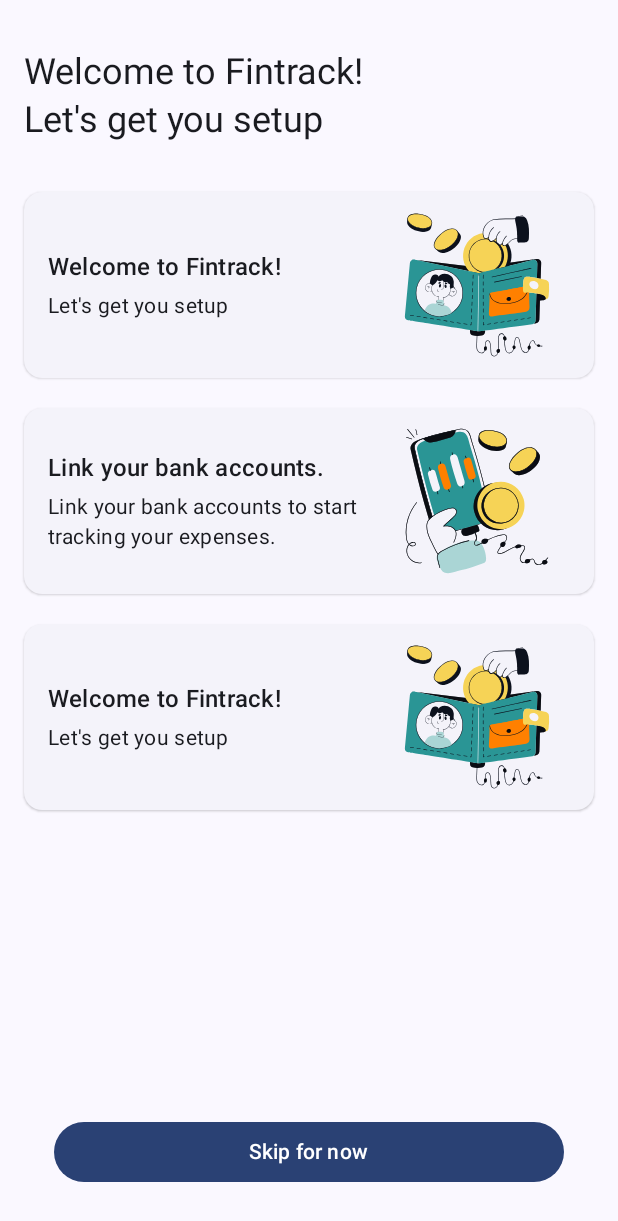
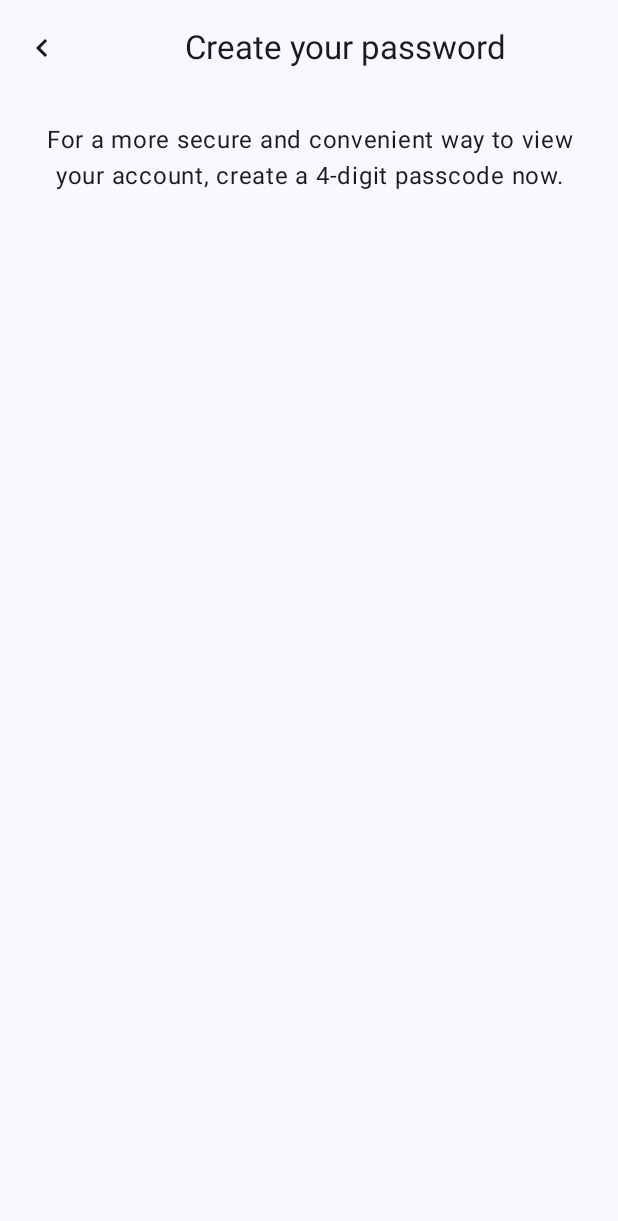
Before and after one commit to arpit999/ChallengeTwo, an Android app built with Jetpack Compose: the screen it shows after launch (MainActivity), after a tap on "Skip for now", on a phone screen of 412 x 824 dp. Shown: the top 1221 px of the screen. Run offline under Robolectric (Android 15) with nearby library versions, the phone set to English and light mode, and no system bars.

Commit message:
Added navigation and Verification starting point

```diff
--- a/app/build.gradle.kts
+++ b/app/build.gradle.kts
@@ -2,6 +2,7 @@ plugins {
     alias(libs.plugins.android.application)
     alias(libs.plugins.kotlin.android)
     alias(libs.plugins.kotlin.compose)
+    alias(libs.plugins.kotlin.serialization)
 }
 
 android {
@@ -42,6 +43,7 @@ android {
 dependencies {
 
     implementation(libs.androidx.core.ktx)
+    implementation(libs.kotlinx.serialization)
     implementation(libs.androidx.lifecycle.runtime.ktx)
     implementation(libs.androidx.activity.compose)
     implementation(platform(libs.androidx.compose.bom))
@@ -49,6 +51,7 @@ dependencies {
     implementation(libs.androidx.ui.graphics)
     implementation(libs.androidx.ui.tooling.preview)
     implementation(libs.androidx.material3)
+    implementation(libs.androidx.navigation.compose)
     testImplementation(libs.junit)
     androidTestImplementation(libs.androidx.junit)
     androidTestImplementation(libs.androidx.espresso.core)
--- /dev/null
+++ b/app/src/main/java/com/example/challengetwo/AppRoot.kt
@@ -0,0 +1,20 @@
+package com.example.challengetwo
+
+import androidx.compose.runtime.Composable
+import androidx.navigation.compose.NavHost
+import androidx.navigation.compose.rememberNavController
+import com.example.challengetwo.verification.navigateToVerification
+import com.example.challengetwo.verification.verificationScreen
+import com.example.challengetwo.welcome.WelcomeDestination
+import com.example.challengetwo.welcome.welcomeScreen
+
+@Composable
+fun AppRoot() {
+    val navController = rememberNavController()
+    NavHost(navController = navController, startDestination = WelcomeDestination) {
+        welcomeScreen(navigateToVerification = { navController.navigateToVerification() })
+        verificationScreen(
+            onNavigateUp = { navController.navigateUp() }
+        )
+    }
+}
--- a/app/src/main/java/com/example/challengetwo/MainActivity.kt
+++ b/app/src/main/java/com/example/challengetwo/MainActivity.kt
@@ -4,38 +4,6 @@ import android.os.Bundle
 import androidx.activity.ComponentActivity
 import androidx.activity.compose.setContent
 import androidx.activity.enableEdgeToEdge
-import androidx.compose.foundation.Image
-import androidx.compose.foundation.background
-import androidx.compose.foundation.layout.Arrangement
-import androidx.compose.foundation.layout.Box
-import androidx.compose.foundation.layout.Column
-import androidx.compose.foundation.layout.Row
-import androidx.compose.foundation.layout.Spacer
-import androidx.compose.foundation.layout.fillMaxSize
-import androidx.compose.foundation.layout.fillMaxWidth
-import androidx.compose.foundation.layout.padding
-import androidx.compose.foundation.layout.requiredWidthIn
-import androidx.compose.foundation.shape.RoundedCornerShape
-import androidx.compose.material3.Button
-import androidx.compose.material3.CardDefaults
-import androidx.compose.material3.ElevatedCard
-import androidx.compose.material3.MaterialTheme
-import androidx.compose.material3.Scaffold
-import androidx.compose.material3.Shapes
-import androidx.compose.material3.Text
-import androidx.compose.runtime.Composable
-import androidx.compose.ui.Alignment
-import androidx.compose.ui.Modifier
-import androidx.compose.ui.draw.dropShadow
-import androidx.compose.ui.geometry.Offset
-import androidx.compose.ui.graphics.Color
-import androidx.compose.ui.graphics.Shape
-import androidx.compose.ui.graphics.shadow.Shadow
-import androidx.compose.ui.res.painterResource
-import androidx.compose.ui.tooling.preview.Preview
-import androidx.compose.ui.unit.DpOffset
-import androidx.compose.ui.unit.dp
-import com.example.challengetwo.components.VerticalPadding
 import com.example.challengetwo.ui.theme.ChallengeTwoTheme
 
 class MainActivity : ComponentActivity() {
@@ -44,77 +12,8 @@ class MainActivity : ComponentActivity() {
         enableEdgeToEdge()
         setContent {
             ChallengeTwoTheme {
-                EntryScreen()
+                AppRoot()
             }
         }
     }
 }
-
-
-@Composable
-fun EntryScreen(modifier: Modifier = Modifier) {
-    Scaffold(modifier = Modifier.fillMaxSize()) { innerPadding ->
-        Column(modifier = Modifier.padding(innerPadding).padding(horizontal = 16.dp),) {
-            VerticalPadding(16)
-
-            Text("Welcome to Fintrack!", style = MaterialTheme.typography.headlineSmall)
-            Text("Let's get you setup", style = MaterialTheme.typography.headlineSmall)
-
-            VerticalPadding(16)
-            ActionItem(
-                title = "Welcome to Fintrack!",
-                subtitle = "Let's get you setup",
-                image = R.drawable.digital_electronic_wallet_banking_tool
-            )
-            VerticalPadding(10)
-            ActionItem(
-                title = "Link your bank accounts.",
-                subtitle = "Link your bank accounts to start tracking your expenses.",
-                image = R.drawable.phone_with_coin
-            )
-            VerticalPadding(10)
-            ActionItem(
-                title = "Welcome to Fintrack!",
-                subtitle = "Let's get you setup",
-                image = R.drawable.digital_electronic_wallet_banking_tool
-            )
-            Spacer(modifier = Modifier.weight(1f))
-
-            Button(modifier = Modifier.fillMaxWidth().padding(horizontal = 20.dp), onClick = {}) {
-                Text("Skip for now")
-            }
-
-            VerticalPadding(16)
-        }
-    }
-}
-@Composable
-fun ActionItem(title: String, subtitle: String, image: Int) {
-    ElevatedCard {
-        Row(
-            Modifier.fillMaxWidth(),
-            verticalAlignment = Alignment.CenterVertically,
-        ) {
-            Column(modifier = Modifier
-                .weight(1f)
-                .padding(horizontal = 16.dp)) {
-                Text(title, style = MaterialTheme.typography.titleMedium)
-                VerticalPadding(2)
-                Text(subtitle, style = MaterialTheme.typography.bodyMedium)
-            }
-            Image(
-                modifier = Modifier.padding(end = 16.dp),
-                painter = painterResource(image),
-                contentDescription = null
-            )
-        }
-    }
-}
-
-@Preview(showBackground = true, device = "id:pixel_9")
-@Composable
-fun GreetingPreview() {
-    ChallengeTwoTheme {
-        EntryScreen()
-    }
-}
--- /dev/null
+++ b/app/src/main/java/com/example/challengetwo/verification/VerificationNavigation.kt
@@ -0,0 +1,23 @@
+package com.example.challengetwo.verification
+
+import androidx.navigation.NavController
+import androidx.navigation.NavGraphBuilder
+import androidx.navigation.compose.composable
+import kotlinx.serialization.Serializable
+
+@Serializable
+data object VerificationDestination
+
+fun NavGraphBuilder.verificationScreen(onNavigateUp: () -> Unit) {
+    composable<VerificationDestination> {
+        VerificationScreen(onNavigateUp = onNavigateUp)
+    }
+}
+
+fun NavController.navigateToVerification() {
+    navigate(VerificationDestination) {
+        popUpTo<VerificationDestination> {
+            inclusive = true
+        }
+    }
+}
--- /dev/null
+++ b/app/src/main/java/com/example/challengetwo/verification/VerificationScreen.kt
@@ -0,0 +1,60 @@
+package com.example.challengetwo.verification
+
+import androidx.compose.foundation.layout.Column
+import androidx.compose.foundation.layout.fillMaxWidth
+import androidx.compose.foundation.layout.padding
+import androidx.compose.material.icons.Icons
+import androidx.compose.material.icons.automirrored.filled.KeyboardArrowLeft
+import androidx.compose.material3.ExperimentalMaterial3Api
+import androidx.compose.material3.Icon
+import androidx.compose.material3.IconButton
+import androidx.compose.material3.MaterialTheme
+import androidx.compose.material3.Scaffold
+import androidx.compose.material3.Text
+import androidx.compose.material3.TopAppBar
+import androidx.compose.runtime.Composable
+import androidx.compose.ui.Modifier
+import androidx.compose.ui.text.style.TextAlign
+import androidx.compose.ui.tooling.preview.Preview
+import androidx.compose.ui.unit.dp
+
+@OptIn(ExperimentalMaterial3Api::class)
+@Composable
+fun VerificationScreen(onNavigateUp: () -> Unit, modifier: Modifier = Modifier) {
+
+    Scaffold(topBar = {
+        TopAppBar(title = {
+            Text(
+                modifier = Modifier.fillMaxWidth(),
+                text = "Create your password",
+                textAlign = TextAlign.Center
+            )
+        }, navigationIcon = {
+            IconButton(onClick = onNavigateUp) {
+                Icon(
+                    imageVector = Icons.AutoMirrored.Filled.KeyboardArrowLeft,
+                    contentDescription = "Back"
+                )
+            }
+        })
+    }) { innerPadding ->
+
+        Column(modifier = modifier.padding(innerPadding)) {
+            Text(
+                modifier = Modifier.padding(horizontal = 24.dp, vertical = 20.dp),
+                text = "For a more secure and convenient way to view your account, create a 4-digit passcode now.",
+                style = MaterialTheme.typography.bodyLarge,
+                textAlign = TextAlign.Center,
+            )
+        }
+    }
+
+}
+
+@Preview
+@Composable
+private fun PreviewVerificationScreen() {
+    VerificationScreen(
+        onNavigateUp = {},
+    )
+}
--- /dev/null
+++ b/app/src/main/java/com/example/challengetwo/welcome/WelcomeNavigation.kt
@@ -0,0 +1,23 @@
+package com.example.challengetwo.welcome
+
+import androidx.navigation.NavController
+import androidx.navigation.NavGraphBuilder
+import androidx.navigation.compose.composable
+import kotlinx.serialization.Serializable
+
+@Serializable
+data object WelcomeDestination
+
+fun NavGraphBuilder.welcomeScreen(navigateToVerification: () -> Unit) {
+    composable<WelcomeDestination> {
+        WelcomeScreen(navigateToVerification = navigateToVerification)
+    }
+}
+
+fun NavController.navigateToWelcome() {
+    navigate(WelcomeDestination) {
+        popUpTo<WelcomeDestination> {
+            inclusive = true
+        }
+    }
+}
--- /dev/null
+++ b/app/src/main/java/com/example/challengetwo/welcome/WelcomeScreen.kt
@@ -0,0 +1,104 @@
+package com.example.challengetwo.welcome
+
+import androidx.compose.foundation.Image
+import androidx.compose.foundation.layout.Column
+import androidx.compose.foundation.layout.Row
+import androidx.compose.foundation.layout.Spacer
+import androidx.compose.foundation.layout.fillMaxSize
+import androidx.compose.foundation.layout.fillMaxWidth
+import androidx.compose.foundation.layout.padding
+import androidx.compose.material3.Button
+import androidx.compose.material3.ElevatedCard
+import androidx.compose.material3.MaterialTheme
+import androidx.compose.material3.Scaffold
+import androidx.compose.material3.Text
+import androidx.compose.runtime.Composable
+import androidx.compose.ui.Alignment
+import androidx.compose.ui.Modifier
+import androidx.compose.ui.res.painterResource
+import androidx.compose.ui.tooling.preview.Preview
+import androidx.compose.ui.unit.dp
+import com.example.challengetwo.R
+import com.example.challengetwo.components.VerticalPadding
+import com.example.challengetwo.ui.theme.ChallengeTwoTheme
+
+@Composable
+fun WelcomeScreen(navigateToVerification: () -> Unit) {
+    Scaffold(modifier = Modifier.fillMaxSize()) { innerPadding ->
+        Column(
+            modifier = Modifier
+                .padding(innerPadding)
+                .padding(horizontal = 16.dp)
+        ) {
+            VerticalPadding(20)
+
+            Text("Welcome to Fintrack!", style = MaterialTheme.typography.headlineSmall)
+            Text("Let's get you setup", style = MaterialTheme.typography.headlineSmall)
+
+            VerticalPadding(20)
+
+            ActionItem(
+                title = "Welcome to Fintrack!",
+                subtitle = "Let's get you setup",
+                image = R.drawable.digital_electronic_wallet_banking_tool
+            )
+            VerticalPadding(10)
+            ActionItem(
+                title = "Link your bank accounts.",
+                subtitle = "Link your bank accounts to start tracking your expenses.",
+                image = R.drawable.phone_with_coin
+            )
+            VerticalPadding(10)
+            ActionItem(
+                title = "Welcome to Fintrack!",
+                subtitle = "Let's get you setup",
+                image = R.drawable.digital_electronic_wallet_banking_tool
+            )
+            Spacer(modifier = Modifier.weight(1f))
+
+            Button(
+                onClick = navigateToVerification,
+                modifier = Modifier
+                    .fillMaxWidth()
+                    .padding(horizontal = 20.dp),
+            ) {
+                Text("Skip for now")
+            }
+
+            VerticalPadding(16)
+        }
+    }
+}
+
+@Composable
+fun ActionItem(title: String, subtitle: String, image: Int) {
+    ElevatedCard {
+        Row(
+            Modifier.fillMaxWidth(),
+            verticalAlignment = Alignment.CenterVertically,
+        ) {
+            Column(
+                modifier = Modifier
+                    .weight(1f)
+                    .padding(horizontal = 16.dp)
+            ) {
+                Text(title, style = MaterialTheme.typography.titleMedium)
+                VerticalPadding(2)
+                Text(subtitle, style = MaterialTheme.typography.bodyMedium)
+            }
+            Image(
+                modifier = Modifier.padding(end = 16.dp),
+                painter = painterResource(image),
+                contentDescription = null
+            )
+        }
+    }
+}
+
+@Preview(showBackground = true, device = "id:pixel_9")
+@Composable
+fun GreetingPreview() {
+    ChallengeTwoTheme {
+        WelcomeScreen({})
+    }
+}
--- a/build.gradle.kts
+++ b/build.gradle.kts
@@ -3,4 +3,5 @@ plugins {
     alias(libs.plugins.android.application) apply false
     alias(libs.plugins.kotlin.android) apply false
     alias(libs.plugins.kotlin.compose) apply false
+    alias(libs.plugins.kotlin.serialization) apply false
 }
```
Also changed, not shown: app/src/main/java/com/example/challengetwo/components/Button.kt (deleted, +0 -9 lines), gradle/libs.versions.toml (+12 -7 lines).
